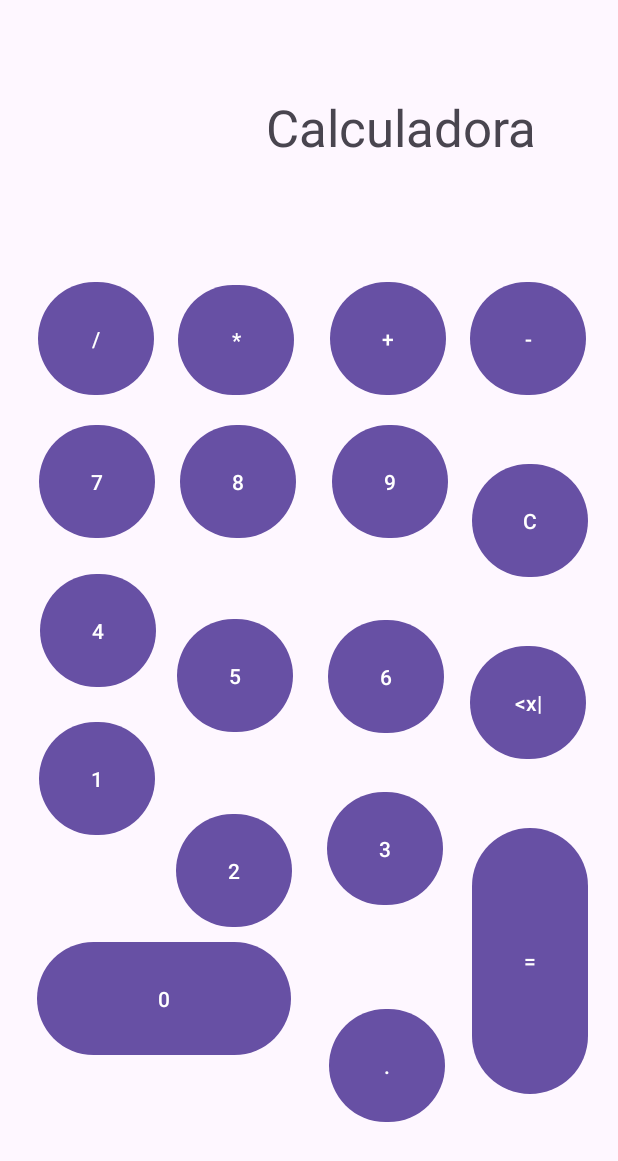
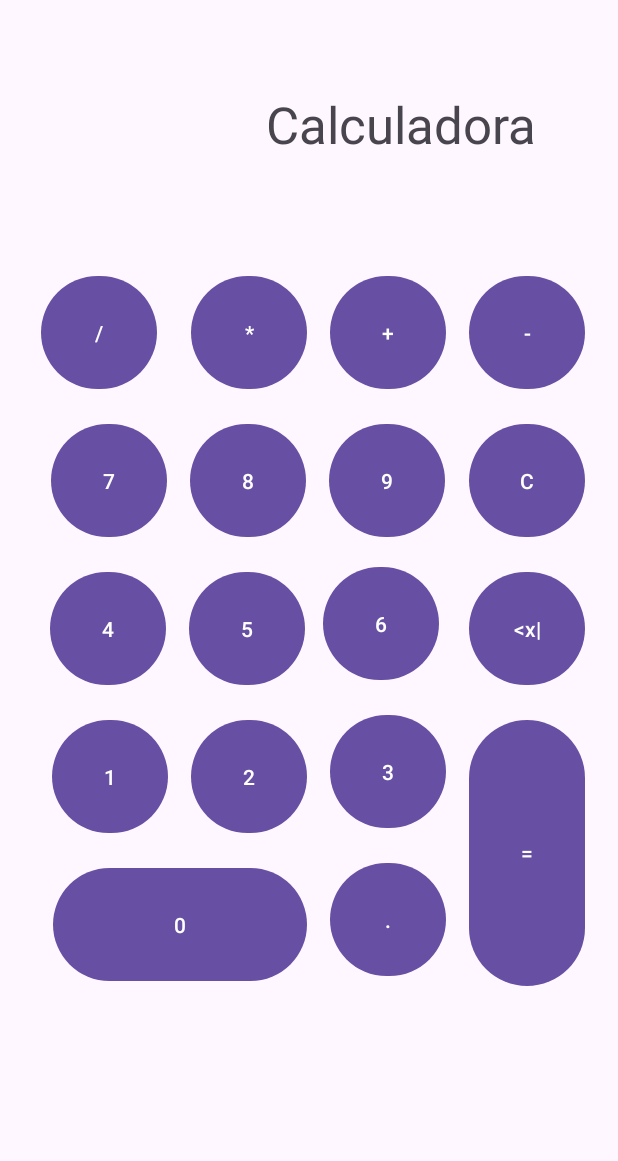
Before and after one commit to Christopher207/Lab4-Calculator, an Android app: the screen it shows after launch (MainActivity), on a phone screen of 412 x 824 dp. Shown: the top 1161 px of the screen. Run offline under Robolectric (Android 15) with nearby library versions, the phone set to English and light mode, and no system bars.

Commit message:
Lab4 Finished - Interface Improvement

```diff
--- a/app/src/main/res/layout/activity_main.xml
+++ b/app/src/main/res/layout/activity_main.xml
@@ -26,20 +26,18 @@
     <Button
         android:id="@+id/btnPor"
         android:layout_width="77dp"
-        android:layout_height="81dp"
-        android:layout_marginTop="185dp"
-        android:layout_marginEnd="24dp"
+        android:layout_height="83dp"
+        android:layout_marginEnd="15dp"
         android:text="@string/por"
-        app:layout_constraintBottom_toBottomOf="@+id/btnMas"
         app:layout_constraintEnd_toStartOf="@+id/btnMas"
-        app:layout_constraintTop_toTopOf="parent" />
+        app:layout_constraintTop_toTopOf="@+id/btnMas" />
 
     <Button
         android:id="@+id/btnMenos"
         android:layout_width="77dp"
         android:layout_height="83dp"
-        android:layout_marginTop="184dp"
-        android:layout_marginEnd="21dp"
+        android:layout_marginTop="180dp"
+        android:layout_marginEnd="22dp"
         android:text="@string/menos"
         app:layout_constraintEnd_toEndOf="parent"
         app:layout_constraintTop_toTopOf="parent" />
@@ -48,59 +46,50 @@
         android:id="@+id/btnEntre"
         android:layout_width="77dp"
         android:layout_height="83dp"
-        android:layout_marginTop="184dp"
-        android:layout_marginEnd="16dp"
+        android:layout_marginStart="20dp"
+        android:layout_marginEnd="15dp"
         android:text="@string/entre"
-        app:layout_constraintBottom_toBottomOf="@+id/btnPor"
         app:layout_constraintEnd_toStartOf="@+id/btnPor"
-        app:layout_constraintTop_toTopOf="parent" />
+        app:layout_constraintStart_toStartOf="parent"
+        app:layout_constraintTop_toTopOf="@+id/btnPor" />
 
     <Button
         android:id="@+id/btnMas"
         android:layout_width="77dp"
         android:layout_height="83dp"
-        android:layout_marginTop="184dp"
-        android:layout_marginEnd="16dp"
+        android:layout_marginEnd="15dp"
         android:text="@string/mas"
-        app:layout_constraintBottom_toBottomOf="@+id/btnMenos"
         app:layout_constraintEnd_toStartOf="@+id/btnMenos"
-        app:layout_constraintTop_toTopOf="parent"
-        app:layout_constraintVertical_bias="0.0" />
+        app:layout_constraintTop_toTopOf="@+id/btnMenos" />
 
     <Button
         android:id="@+id/btnSiete"
         android:layout_width="77dp"
         android:layout_height="83dp"
-        android:layout_marginTop="12dp"
+        android:layout_marginTop="15dp"
+        android:layout_marginEnd="15dp"
         android:text="@string/siete"
-        app:layout_constraintEnd_toEndOf="parent"
-        app:layout_constraintHorizontal_bias="0.077"
-        app:layout_constraintStart_toStartOf="parent"
+        app:layout_constraintEnd_toStartOf="@+id/btnOcho"
         app:layout_constraintTop_toBottomOf="@+id/btnEntre" />
 
     <Button
         android:id="@+id/btnOcho"
         android:layout_width="77dp"
         android:layout_height="83dp"
-        android:layout_marginStart="16dp"
-        android:layout_marginTop="12dp"
+        android:layout_marginTop="15dp"
+        android:layout_marginEnd="15dp"
         android:text="@string/ocho"
-        app:layout_constraintBottom_toBottomOf="parent"
-        app:layout_constraintEnd_toEndOf="parent"
-        app:layout_constraintHorizontal_bias="0.004"
-        app:layout_constraintStart_toEndOf="@+id/btnSiete"
-        app:layout_constraintTop_toBottomOf="@+id/btnPor"
-        app:layout_constraintVertical_bias="0.0" />
+        app:layout_constraintEnd_toStartOf="@+id/btnNueve"
+        app:layout_constraintTop_toBottomOf="@+id/btnPor" />
 
     <Button
         android:id="@+id/btnNueve"
         android:layout_width="77dp"
         android:layout_height="83dp"
-        android:layout_marginTop="12dp"
+        android:layout_marginTop="15dp"
+        android:layout_marginEnd="16dp"
         android:text="@string/nueve"
-        app:layout_constraintEnd_toEndOf="parent"
-        app:layout_constraintHorizontal_bias="0.661"
-        app:layout_constraintStart_toStartOf="parent"
+        app:layout_constraintEnd_toStartOf="@+id/btnClear"
         app:layout_constraintTop_toBottomOf="@+id/btnMas" />
 
     <Button
@@ -108,9 +97,8 @@
         android:layout_width="77dp"
         android:layout_height="83dp"
         android:layout_marginTop="15dp"
-        android:layout_marginEnd="20dp"
+        android:layout_marginEnd="22dp"
         android:text="@string/Ce"
-        app:layout_constraintBottom_toTopOf="@+id/btnBackspace"
         app:layout_constraintEnd_toEndOf="parent"
         app:layout_constraintTop_toBottomOf="@+id/btnMenos" />
 
@@ -118,39 +106,30 @@
         android:id="@+id/btnCuatro"
         android:layout_width="77dp"
         android:layout_height="83dp"
-        android:layout_marginTop="16dp"
+        android:layout_marginTop="15dp"
+        android:layout_marginEnd="15dp"
         android:text="@string/cuatro"
-        app:layout_constraintBottom_toBottomOf="parent"
-        app:layout_constraintEnd_toEndOf="parent"
-        app:layout_constraintHorizontal_bias="0.08"
-        app:layout_constraintStart_toStartOf="parent"
-        app:layout_constraintTop_toBottomOf="@+id/btnSiete"
-        app:layout_constraintVertical_bias="0.0" />
+        app:layout_constraintEnd_toStartOf="@+id/btnCinco"
+        app:layout_constraintTop_toBottomOf="@+id/btnSiete" />
 
     <Button
         android:id="@+id/btnCinco"
         android:layout_width="77dp"
         android:layout_height="83dp"
-        android:layout_marginStart="91dp"
         android:layout_marginTop="15dp"
-        android:layout_marginEnd="24dp"
+        android:layout_marginEnd="12dp"
         android:text="@string/cinco"
-        app:layout_constraintBottom_toTopOf="@+id/btnDos"
         app:layout_constraintEnd_toStartOf="@+id/btnSeis"
-        app:layout_constraintStart_toStartOf="@+id/btnCuatro"
         app:layout_constraintTop_toBottomOf="@+id/btnOcho" />
 
     <Button
         android:id="@+id/btnSeis"
         android:layout_width="77dp"
         android:layout_height="83dp"
-        android:layout_marginTop="15dp"
-        android:layout_marginEnd="17dp"
+        android:layout_marginTop="12dp"
+        android:layout_marginEnd="20dp"
         android:text="@string/seis"
-        app:layout_constraintBottom_toTopOf="@+id/btnTres"
         app:layout_constraintEnd_toStartOf="@+id/btnBackspace"
-        app:layout_constraintHorizontal_bias="1.0"
-        app:layout_constraintStart_toStartOf="parent"
         app:layout_constraintTop_toBottomOf="@+id/btnNueve" />
 
     <Button
@@ -158,9 +137,8 @@
         android:layout_width="77dp"
         android:layout_height="83dp"
         android:layout_marginTop="15dp"
-        android:layout_marginEnd="21dp"
+        android:layout_marginEnd="22dp"
         android:text="@string/backspace"
-        app:layout_constraintBottom_toTopOf="@+id/btnIgual"
         app:layout_constraintEnd_toEndOf="parent"
         app:layout_constraintTop_toBottomOf="@+id/btnClear" />
 
@@ -169,83 +147,59 @@
         android:layout_width="77dp"
         android:layout_height="83dp"
         android:layout_marginTop="15dp"
-        android:layout_marginBottom="170dp"
+        android:layout_marginEnd="15dp"
         android:text="@string/uno"
-        app:layout_constraintBottom_toBottomOf="parent"
-        app:layout_constraintEnd_toEndOf="parent"
-        app:layout_constraintHorizontal_bias="0.077"
-        app:layout_constraintStart_toStartOf="parent"
-        app:layout_constraintTop_toBottomOf="@+id/btnCuatro"
-        app:layout_constraintVertical_bias="0.0" />
+        app:layout_constraintEnd_toStartOf="@+id/btnDos"
+        app:layout_constraintTop_toBottomOf="@+id/btnCuatro" />
 
     <Button
         android:id="@+id/btnDos"
         android:layout_width="77dp"
         android:layout_height="83dp"
-        android:layout_marginStart="14dp"
         android:layout_marginTop="15dp"
-        android:layout_marginEnd="24dp"
-        android:layout_marginBottom="171dp"
+        android:layout_marginEnd="15dp"
         android:text="@string/dos"
-        app:layout_constraintBottom_toBottomOf="parent"
         app:layout_constraintEnd_toStartOf="@+id/btnTres"
-        app:layout_constraintStart_toEndOf="@+id/btnUno"
         app:layout_constraintTop_toBottomOf="@+id/btnCinco" />
 
     <Button
         android:id="@+id/btnTres"
         android:layout_width="77dp"
         android:layout_height="83dp"
-        android:layout_marginStart="218dp"
-        android:layout_marginTop="477dp"
-        android:layout_marginEnd="19dp"
-        android:layout_marginBottom="170dp"
+        android:layout_marginTop="15dp"
+        android:layout_marginEnd="15dp"
         android:text="@string/tres"
-        app:layout_constraintBottom_toBottomOf="parent"
         app:layout_constraintEnd_toStartOf="@+id/btnIgual"
-        app:layout_constraintStart_toEndOf="@+id/btnDos"
-        app:layout_constraintStart_toStartOf="parent"
-        app:layout_constraintTop_toTopOf="parent" />
+        app:layout_constraintTop_toBottomOf="@+id/btnSeis" />
 
     <Button
         android:id="@+id/btnIgual"
         android:layout_width="77dp"
         android:layout_height="185dp"
         android:layout_marginTop="15dp"
-        android:layout_marginBottom="68dp"
+        android:layout_marginEnd="22dp"
         android:text="@string/igual"
-        app:layout_constraintBottom_toBottomOf="parent"
         app:layout_constraintEnd_toEndOf="parent"
-        app:layout_constraintHorizontal_bias="0.94"
-        app:layout_constraintStart_toStartOf="parent"
         app:layout_constraintTop_toBottomOf="@+id/btnBackspace" />
 
     <Button
         android:id="@+id/btnCero"
         android:layout_width="169dp"
         android:layout_height="83dp"
-        android:layout_marginStart="26dp"
-        android:layout_marginTop="577dp"
-        android:layout_marginEnd="25dp"
-        android:layout_marginBottom="70dp"
+        android:layout_marginTop="15dp"
+        android:layout_marginEnd="15dp"
         android:text="@string/cero"
-        app:layout_constraintBottom_toBottomOf="parent"
         app:layout_constraintEnd_toStartOf="@+id/btnPunto"
-        app:layout_constraintStart_toStartOf="parent"
-        app:layout_constraintTop_toTopOf="parent" />
+        app:layout_constraintTop_toBottomOf="@+id/btnDos" />
 
     <Button
         android:id="@+id/btnPunto"
         android:layout_width="77dp"
         android:layout_height="83dp"
         android:layout_marginTop="15dp"
-        android:layout_marginEnd="20dp"
-        android:layout_marginBottom="72dp"
+        android:layout_marginEnd="15dp"
         android:text="@string/punto"
-        app:layout_constraintBottom_toBottomOf="parent"
         app:layout_constraintEnd_toStartOf="@+id/btnIgual"
-        app:layout_constraintStart_toEndOf="@+id/btnCero"
-        app:layout_constraintTop_toBottomOf="@+id/btnTres"
-        app:layout_constraintVertical_bias="1.0" />
+        app:layout_constraintTop_toBottomOf="@+id/btnTres" />
 
 </androidx.constraintlayout.widget.ConstraintLayout>
```
